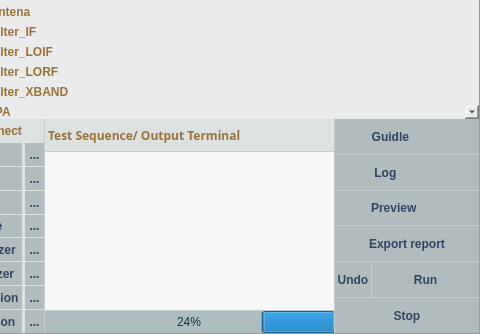
The window that testmodule.ui (phandinhbacptit/ARS-Testing) describes before a commit, drawn with Qt 5; both pictures show x 671 to 1151 and y 333 to 667 of the 1151 by 667 pixel window.
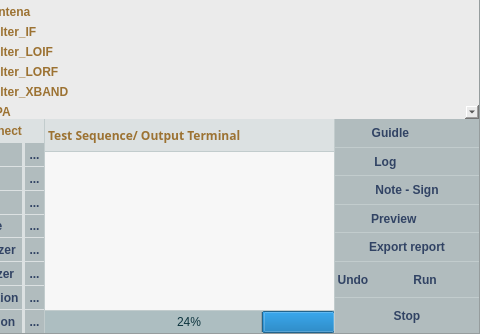
The same window after the commit. The open tabs and pages were chosen to show the change. Icons and pictures are not drawn.

Commit message: addd notify before generate report, add button note && sign, change handle exit button of module tab, electrical tab, rftab in bussiness.cpp

The edit to the form file:
```diff
--- a/testmodule.ui
+++ b/testmodule.ui
@@ -118,7 +118,7 @@
         <property name="frameShadow">
          <enum>QFrame::Raised</enum>
         </property>
-        <layout class="QGridLayout" name="gridLayout_18" rowstretch="12,7,0">
+        <layout class="QGridLayout" name="gridLayout_18" rowstretch="12,7">
          <property name="leftMargin">
           <number>0</number>
          </property>
@@ -257,7 +257,7 @@
        <number>0</number>
       </property>
       <item row="0" column="0" alignment="Qt::AlignRight">
-       <widget class="QPushButton" name="pushButton_12">
+       <widget class="QPushButton" name="btnExitMTE">
         <property name="text">
          <string/>
         </property>
@@ -325,7 +325,7 @@
 </string>
            </property>
            <property name="currentIndex">
-            <number>0</number>
+            <number>1</number>
            </property>
            <widget class="QWidget" name="DigitalModule">
             <attribute name="title">
@@ -2768,7 +2768,7 @@
                 <property name="geometry">
                  <rect>
                   <x>0</x>
-                  <y>-619</y>
+                  <y>0</y>
                   <width>549</width>
                   <height>1435</height>
                  </rect>
@@ -8848,7 +8848,10 @@
                <property name="bottomMargin">
                 <number>0</number>
                </property>
-               <property name="spacing">
+               <property name="horizontalSpacing">
+                <number>0</number>
+               </property>
+               <property name="verticalSpacing">
                 <number>1</number>
                </property>
                <item row="0" column="0">
@@ -8934,6 +8937,47 @@
                 </widget>
                </item>
                <item row="2" column="0">
+                <widget class="QPushButton" name="btnNoteSign">
+                 <property name="sizePolicy">
+                  <sizepolicy hsizetype="Preferred" vsizetype="Preferred">
+                   <horstretch>0</horstretch>
+                   <verstretch>0</verstretch>
+                  </sizepolicy>
+                 </property>
+                 <property name="styleSheet">
+                  <string notr="true">QPushButton
+{
+border-color: rgb(49, 67, 100);
+color: rgb(49,67,100);
+background-color: rgb(177,188,190); 
+font: 87 10pt &quot;Myriad Pro&quot;;
+font:bold;
+outline:none;
+border:none;
+}
+QPushButton::hover
+{
+   background-color:rgba(146,165,201);
+  	border:none;
+  	outline:none;
+}</string>
+                 </property>
+                 <property name="text">
+                  <string>Note - Sign</string>
+                 </property>
+                 <property name="icon">
+                  <iconset resource="resources.qrc">
+                   <normaloff>:/Test/images/button/note.jpeg</normaloff>:/Test/images/button/note.jpeg</iconset>
+                 </property>
+                 <property name="iconSize">
+                  <size>
+                   <width>20</width>
+                   <height>20</height>
+                  </size>
+                 </property>
+                </widget>
+               </item>
+               <item row="3" column="0">
                 <widget class="QPushButton" name="btnPreviewMte">
                  <property name="sizePolicy">
                   <sizepolicy hsizetype="Minimum" vsizetype="Preferred">
@@ -8974,7 +9018,7 @@
                  </property>
                 </widget>
                </item>
-               <item row="3" column="0">
+               <item row="4" column="0">
                 <widget class="QPushButton" name="btnExportMte">
                  <property name="sizePolicy">
                   <sizepolicy hsizetype="Minimum" vsizetype="Preferred">
@@ -9015,7 +9059,7 @@
                  </property>
                 </widget>
                </item>
-               <item row="4" column="0">
+               <item row="5" column="0">
                 <layout class="QGridLayout" name="gridLayout_4" columnstretch="1,3">
                  <item row="0" column="0">
                   <widget class="QPushButton" name="btnUndoMte">
@@ -9107,7 +9151,7 @@
                  </item>
                 </layout>
                </item>
-               <item row="5" column="0">
+               <item row="6" column="0">
                 <widget class="QPushButton" name="btnStopMte">
                  <property name="enabled">
                   <bool>false</bool>
```
The commit also changes 16 other files.
